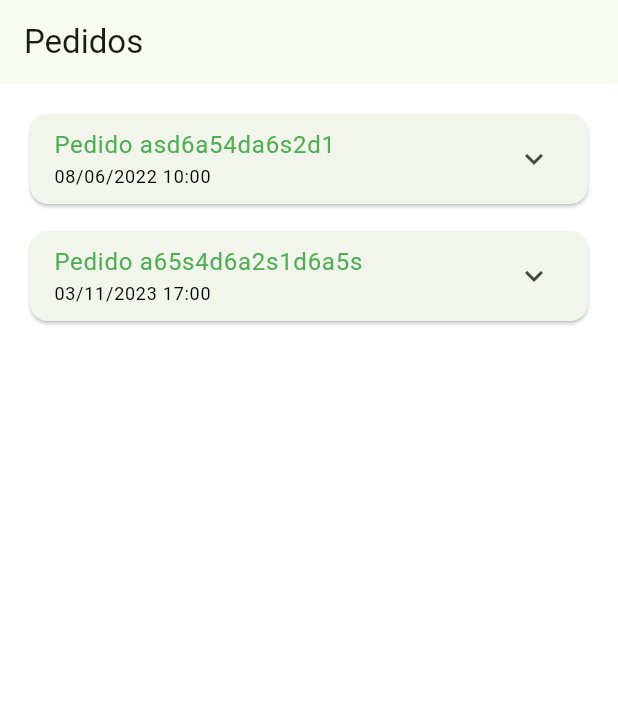
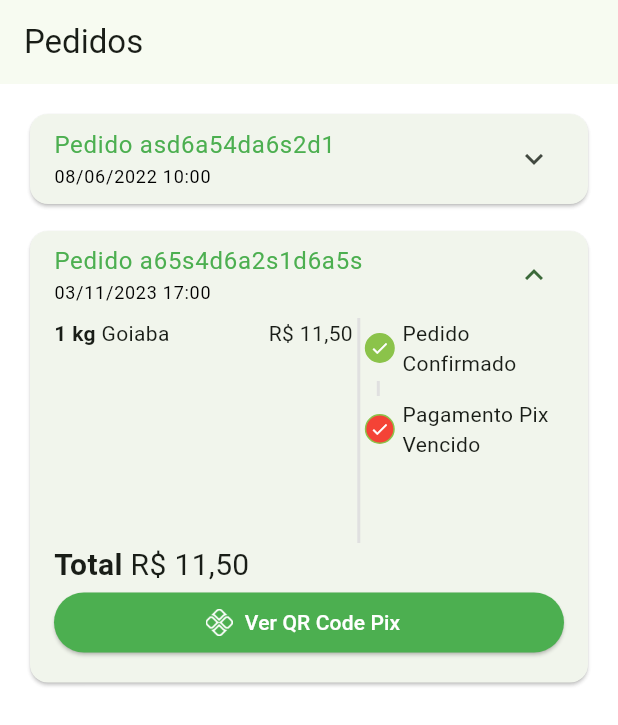
Before and after one commit to juriaCardozo/greengrocer-getx, a Flutter app: the OrdersTab screen opened directly, on a phone screen of 412 x 824 dp. Shown: the top 725 px of the screen. Run offline on Flutter 3.47's test engine with Material 2 defaults, Android fonts, the phone set to English and light mode, and no system bars; our stand-ins replace animated_text_kit, mask_text_input_formatter.

Commit message:
Total e botão de pagamento

```diff
--- a/lib/src/config/app_data.dart
+++ b/lib/src/config/app_data.dart
@@ -123,7 +123,7 @@ List<OrderModel> orders = [
       '2023-11-03 18:00:10.458',
     ),
     id: 'a65s4d6a2s1d6a5s',
-    status: 'delivered',
+    status: 'pending_payment',
     total: 11.5,
     items: [
       CartItemModel(
--- a/lib/src/pages/orders/components/order_tile.dart
+++ b/lib/src/pages/orders/components/order_tile.dart
@@ -20,7 +20,10 @@ class OrderTile extends StatelessWidget {
         data: Theme.of(context).copyWith(dividerColor: Colors.transparent),
         child: ExpansionTile(
           initiallyExpanded: order.status == 'pending_payment',
+          shape:
+              RoundedRectangleBorder(borderRadius: BorderRadius.circular(20)),
           childrenPadding: EdgeInsets.fromLTRB(16, 0, 16, 16),
+          expandedCrossAxisAlignment: CrossAxisAlignment.stretch,
           title: Column(
             mainAxisSize: MainAxisSize.min,
             crossAxisAlignment: CrossAxisAlignment.start,
@@ -38,8 +41,6 @@ class OrderTile extends StatelessWidget {
               ),
             ],
           ),
-          shape:
-              RoundedRectangleBorder(borderRadius: BorderRadius.circular(20)),
           children: [
             IntrinsicHeight(
               child: Row(
@@ -78,6 +79,41 @@ class OrderTile extends StatelessWidget {
                 ],
               ),
             ),
+
+            // Total
+            Text.rich(
+              TextSpan(
+                style: TextStyle(
+                  fontSize: 20,
+                ),
+                children: [
+                  TextSpan(
+                    text: 'Total ',
+                    style: TextStyle(
+                      fontWeight: FontWeight.bold,
+                    ),
+                  ),
+                  TextSpan(
+                    text: utilsServices.priceToCurrency(order.total),
+                  ),
+                ],
+              ),
+            ),
+
+            // Botão Pagamento
+            Visibility(
+              visible: order.status == 'pending_payment',
+              child: ElevatedButton.icon(
+                style: ElevatedButton.styleFrom(backgroundColor: Colors.green),
+                onPressed: () {},
+                label: Text('Ver QR Code Pix',
+                    style: TextStyle(color: Colors.white)),
+                icon: Image.asset(
+                  'assets/app_images/pix.png',
+                  height: 18,
+                ),
+              ),
+            )
           ],
         ),
       ),
--- a/pubspec.yaml
+++ b/pubspec.yaml
@@ -64,6 +64,7 @@ flutter:
   # To add assets to your application, add an assets section, like this:
   assets:
     - assets/fruits/
+    - assets/app_images/
     # - images/a_dot_ham.jpeg
 
   # An image asset can refer to one or more resolution-specific "variants", see
```
Also changed, not shown: assets/app_images/pix.png (added).
